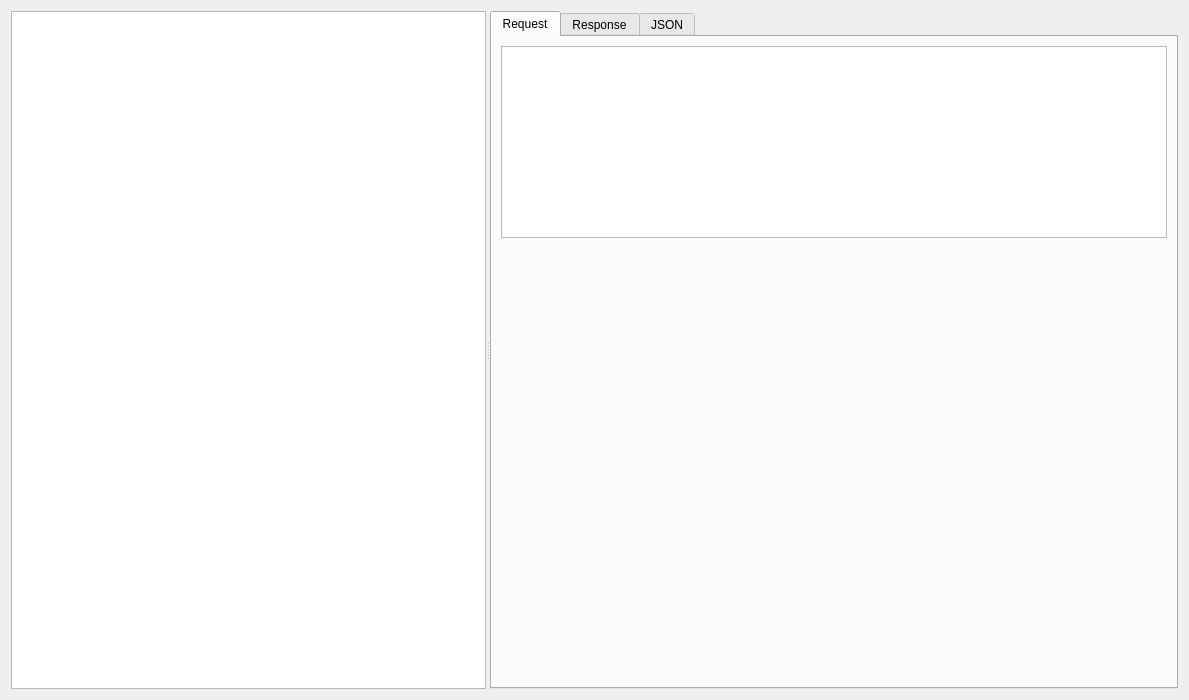
The window that src/ui/trafficpage.ui (GuLinux/WiremockUI) describes before a commit, drawn with Qt 5.
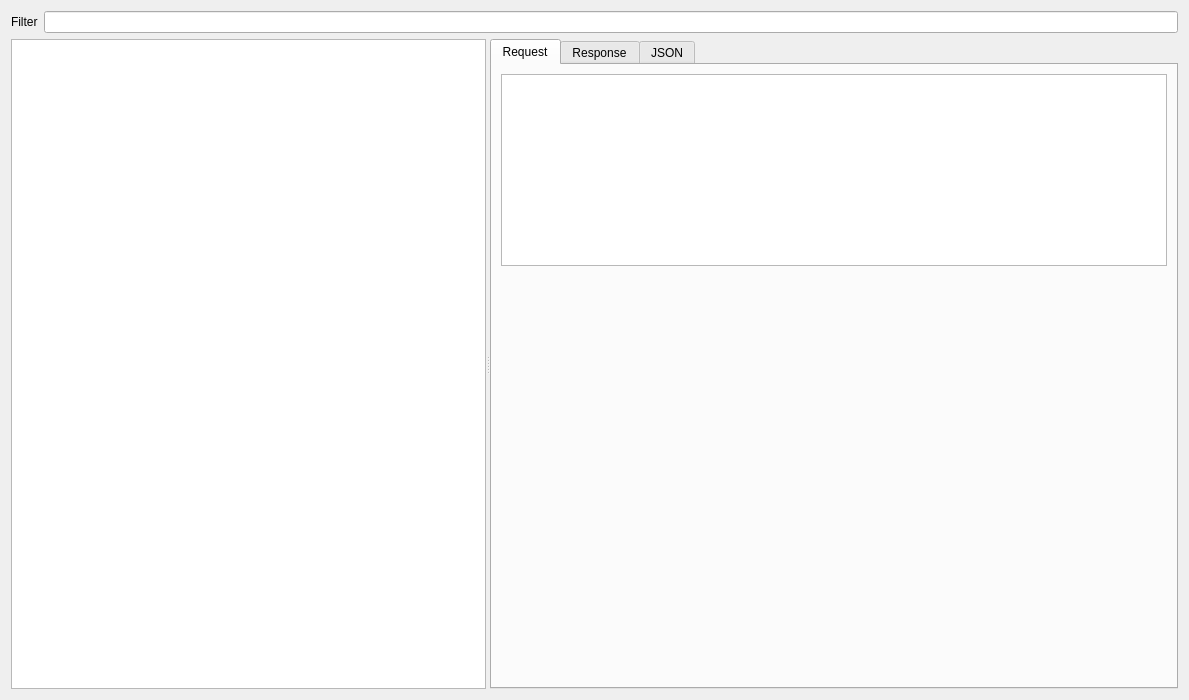
The same window after the commit. Custom widgets are drawn as their Qt base class.

Commit message: Add requests filter via javascript

Patch:
```diff
--- a/src/ui/trafficpage.ui
+++ b/src/ui/trafficpage.ui
@@ -15,6 +15,16 @@
   </property>
   <layout class="QGridLayout" name="gridLayout_3">
    <item row="0" column="1">
+    <widget class="QLineEdit" name="requestsFilter"/>
+   </item>
+   <item row="0" column="0">
+    <widget class="QLabel" name="label">
+     <property name="text">
+      <string>Filter</string>
+     </property>
+    </widget>
+   </item>
+   <item row="1" column="0" colspan="2">
     <widget class="QSplitter" name="splitter">
      <property name="orientation">
       <enum>Qt::Horizontal</enum>
```
The commit also changes 4 other files.
